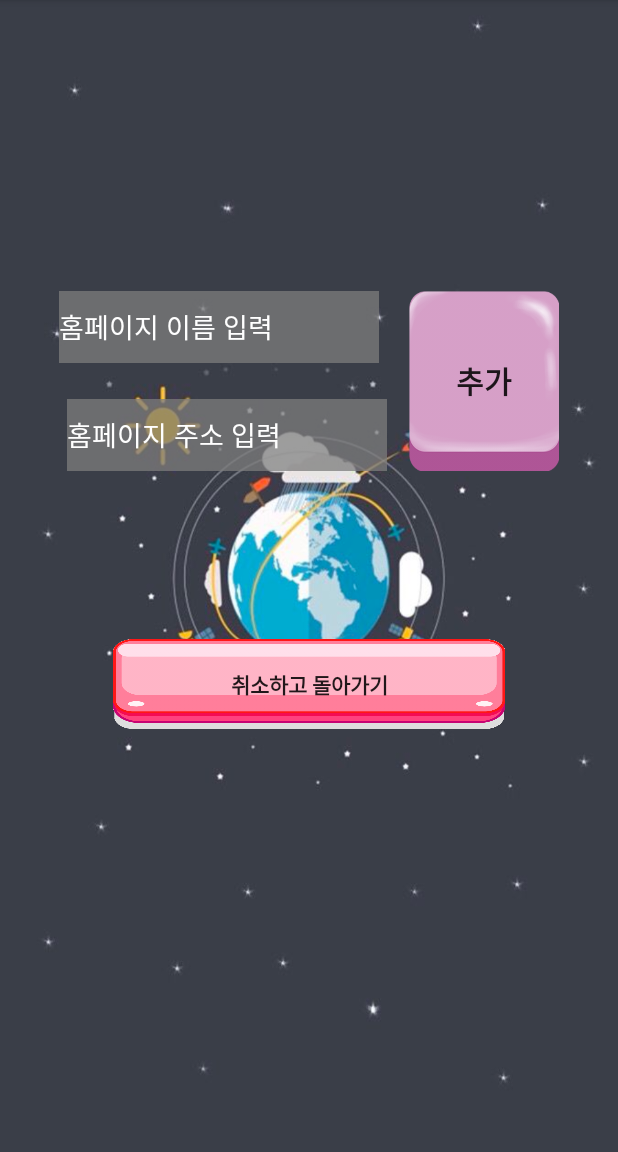
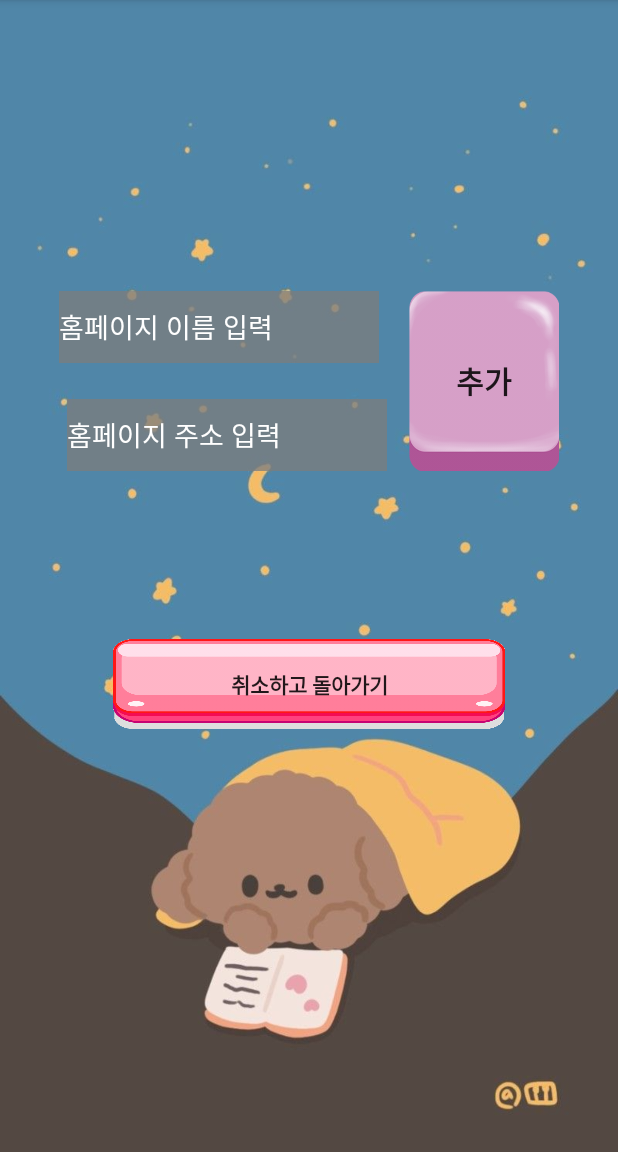
Before and after one commit to bong01/ku-scheduler, an Android app: the AddHomepageActivity screen opened directly, with no data from a screen before it, on a phone screen of 412 x 824 dp, the part 84-1236 px from its top. Run offline under Robolectric (Android 15) with nearby library versions, the phone set to English and light mode, and no system bars.

Commit message:
디자인 수정

```diff
--- a/app/src/main/res/layout/activity_add.xml
+++ b/app/src/main/res/layout/activity_add.xml
@@ -7,7 +7,7 @@
     android:orientation="vertical"
     android:padding="10dp"
     tools:context="dev.numberonedroid.scheduler.activity.AddScheduler"
-    android:background="@drawable/back">
+    android:background="@drawable/background">
 
     <LinearLayout
         android:layout_width="wrap_content"
--- a/app/src/main/res/layout/activity_add_homepage.xml
+++ b/app/src/main/res/layout/activity_add_homepage.xml
@@ -4,7 +4,7 @@
     xmlns:tools="http://schemas.android.com/tools"
     android:layout_width="match_parent"
     android:layout_height="match_parent"
-    android:background="@drawable/img"
+    android:background="@drawable/back_ref"
     tools:context=".activity.AddHomepageActivity">
 
     <EditText
--- a/app/src/main/res/layout/activity_date_schedule.xml
+++ b/app/src/main/res/layout/activity_date_schedule.xml
@@ -5,7 +5,7 @@
     android:layout_width="match_parent"
     android:layout_height="match_parent"
     tools:context=".activity.DateScheduleActivity"
-    android:background="@drawable/back">
+    android:background="@drawable/background">
 
     <android.widget.Button
         android:id="@+id/backbtn"
--- a/app/src/main/res/layout/activity_homepage_view.xml
+++ b/app/src/main/res/layout/activity_homepage_view.xml
@@ -6,7 +6,7 @@
     android:layout_height="match_parent"
     android:orientation="vertical"
     tools:context=".activity.HomepageViewActivity"
-    android:background="@drawable/img">
+    android:background="@drawable/back_ref">
 
 
     <androidx.recyclerview.widget.RecyclerView
--- a/app/src/main/res/layout/activity_main.xml
+++ b/app/src/main/res/layout/activity_main.xml
@@ -8,7 +8,7 @@
     android:paddingLeft="25dp"
     android:paddingRight="25dp"
     tools:context=".activity.MainActivity"
-    android:background="@drawable/back">
+    android:background="@drawable/background">
 
 
     <LinearLayout
--- a/app/src/main/res/layout/activity_second_main.xml
+++ b/app/src/main/res/layout/activity_second_main.xml
@@ -7,7 +7,7 @@
     android:orientation="vertical"
     android:padding="10dp"
     tools:context=".activity.SecondMainActivity"
-    android:background="@drawable/back">
+    android:background="@drawable/background">
 
 
     <android.widget.Button
```
Also changed, not shown: app/src/main/res/drawable/back_ref.jpg (added), app/src/main/res/drawable/background.jpg (added).
